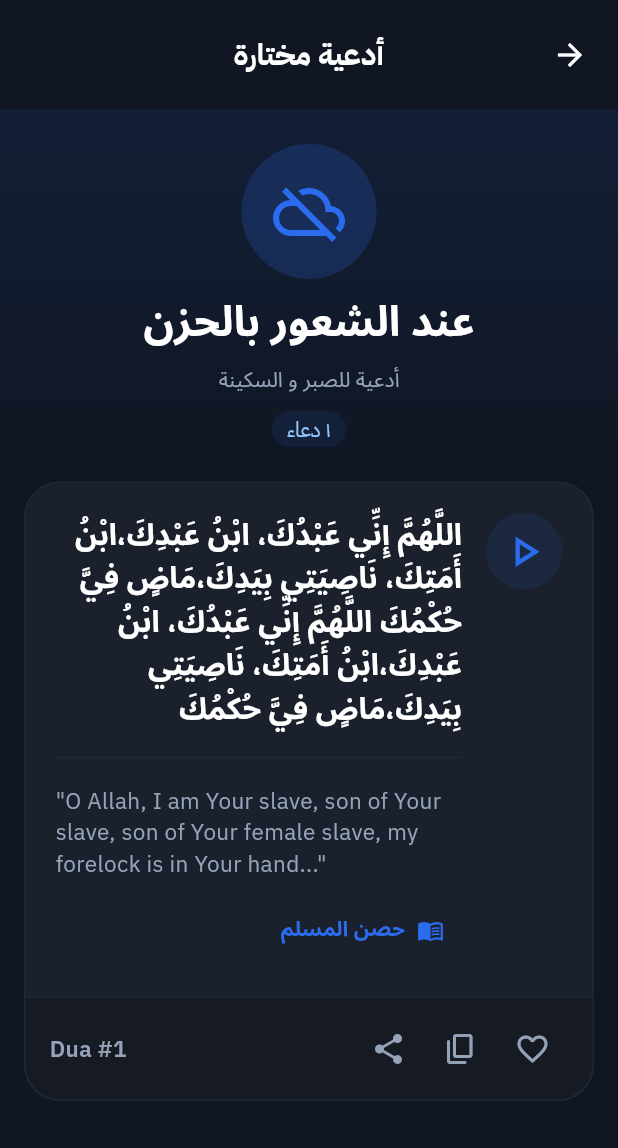
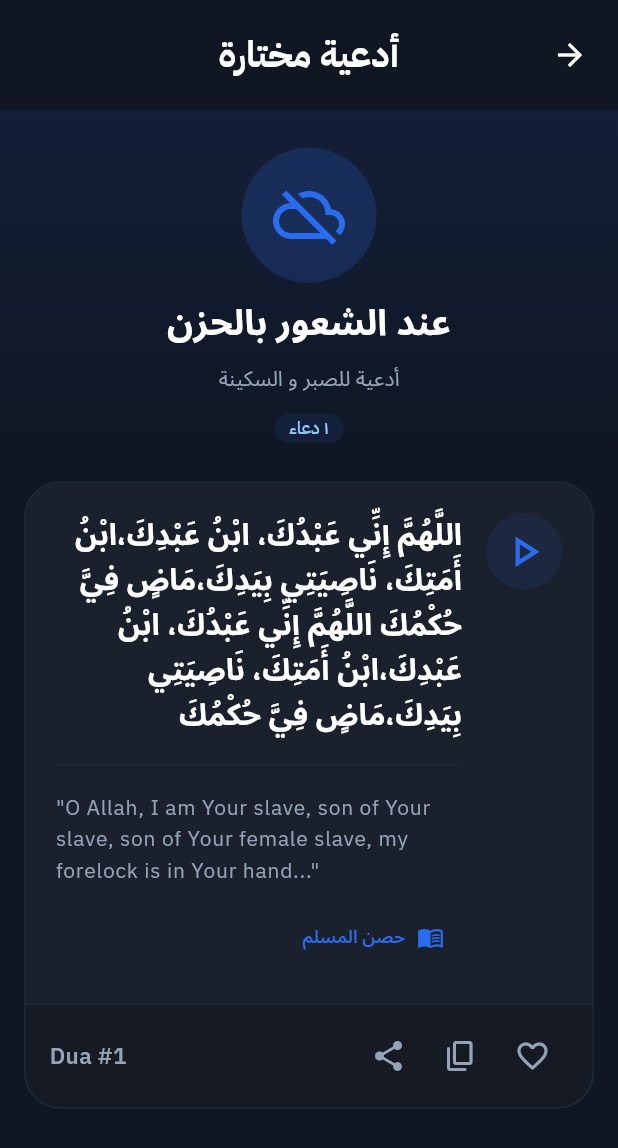
Before and after one commit to 3DPixels/project_azkar, a Flutter app: the screen it shows after launch, after a tap on "عرض الكل", after a tap on the "cloud off" icon, on a phone screen of 412 x 824 dp. Shown: the top 1148 px of the screen. Run offline on Flutter 3.47's test engine with Material 3 defaults, Android fonts, the phone set to English and light mode, and no system bars; our stand-ins replace equatable, flutter_bloc, shared_preferences.

Commit message:
- Updated dark theme with more granular text styles (labels, body, and titles). - Refactored various widgets to use theme-based typography instead of hardcoded styles. - Enhanced home page layout and prayer time status icons. - Improved `CarouselView` in prayers page with a gradient overlay and adjusted sizing. - Cleaned up text colors and font weights across mood details and azkar grids.

```diff
--- a/lib/pages/home/home_azkar_grid.dart
+++ b/lib/pages/home/home_azkar_grid.dart
@@ -14,6 +14,7 @@
 
 class HomeAzkarGrid extends StatelessWidget {
   const HomeAzkarGrid({super.key});
+
   // night prayers HSL Background gradient 208 20 17 100%
   // night prayers HSL Background 233 23 15 100%
   // night prayers HSL 234 89 74 100%
@@ -136,18 +137,8 @@
             child: Icon(icon, color: palette.iconColor, size: 24),
           ),
           SizedBox(height: 10),
-          Text(
-            title,
-            style: const TextStyle(
-              color: Colors.white,
-              fontSize: 20,
-              fontWeight: FontWeight.bold,
-            ),
-          ),
-          Text(
-            subtitle,
-            style: const TextStyle(color: Colors.white70, fontSize: 12),
-          ),
+          Text(title, style: Theme.of(context).textTheme.titleSmall),
+          Text(subtitle, style: TextStyle(color: Color(0xFF9CA3AF))),
         ],
       ),
     );
--- a/lib/pages/home/home_page.dart
+++ b/lib/pages/home/home_page.dart
@@ -21,13 +21,13 @@
             children: [
               Text(
                 'السلام عليكم',
-                style: Theme.of(context).textTheme.headlineSmall,
+                style: Theme.of(context).textTheme.titleLarge,
               ),
               Text(
                 'ربيع الاول، 1447',
                 style: Theme.of(
                   context,
-                ).textTheme.titleMedium?.copyWith(color: Colors.white70),
+                ).textTheme.labelLarge?.copyWith(color: Color(0xFFA0A0A0)),
               ),
             ],
           ),
@@ -38,7 +38,7 @@
             children: [
               Text(
                 'بماذا تشعر اليوم؟',
-                style: Theme.of(context).textTheme.titleLarge,
+                style: Theme.of(context).textTheme.titleMedium,
               ),
               TextButton(child: Text('عرض الكل'), onPressed: () {}),
             ],
@@ -63,7 +63,7 @@
           ),
           Text(
             'الأذكار اليومية',
-            style: Theme.of(context).textTheme.titleLarge,
+            style: Theme.of(context).textTheme.titleMedium,
           ),
           HomeAzkarGrid(),
         ],
--- a/lib/pages/home/summary_card.dart
+++ b/lib/pages/home/summary_card.dart
@@ -60,7 +60,7 @@
                       ),
                       Text(
                         'القاهرة، مصر',
-                        style: Theme.of(context).textTheme.titleMedium
+                        style: Theme.of(context).textTheme.labelMedium
                             ?.copyWith(
                               color: Theme.of(context).colorScheme.primary,
                             ),
@@ -69,7 +69,7 @@
                   ),
                   Text(
                     'صلاة العصر',
-                    style: Theme.of(context).textTheme.headlineMedium,
+                    style: Theme.of(context).textTheme.titleLarge,
                   ),
                 ],
               ),
--- a/lib/pages/home/widgets/mood_container.dart
+++ b/lib/pages/home/widgets/mood_container.dart
@@ -50,7 +50,7 @@
             return detailsPage;
           },
         ),
-        Text(title),
+        Text(title, style: Theme.of(context).textTheme.labelMedium),
       ],
     );
   }
--- a/lib/pages/home/widgets/prayer_time.dart
+++ b/lib/pages/home/widgets/prayer_time.dart
@@ -23,10 +23,26 @@
               ? Colors.transparent
               : Theme.of(context).colorScheme.secondary,
           foregroundColor: Theme.of(context).colorScheme.onSecondary,
-          child: Icon(passed ? Icons.check_circle : Icons.check_circle_outline),
+          child: Icon(
+            currentPrayer
+                ? Icons.access_time
+                : passed
+                ? Icons.check_circle
+                : Icons.check_circle_outline,
+          ),
         ),
-        Text(prayer),
-        Text(prayerTime),
+        Text(
+          prayer,
+          style: Theme.of(context).textTheme.bodyMedium?.copyWith(
+            fontWeight: currentPrayer ? FontWeight.bold : null,
+          ),
+        ),
+        Text(
+          prayerTime,
+          style: Theme.of(context).textTheme.bodyMedium?.copyWith(
+            fontWeight: currentPrayer ? FontWeight.bold : null,
+          ),
+        ),
       ],
     );
   }
--- a/lib/pages/home/widgets/time_remaining.dart
+++ b/lib/pages/home/widgets/time_remaining.dart
@@ -98,15 +98,13 @@
         children: [
           Text(
             'باقي على الأذان',
-            style: Theme.of(
-              context,
-            ).textTheme.bodySmall?.copyWith(color: Colors.white54),
+            style: Theme.of(context).textTheme.labelSmall,
           ),
           Text(
             widget.targetTime == null
                 ? "--:--:--"
                 : _formatDurationToArabic(_duration),
-            style: Theme.of(context).textTheme.titleLarge,
+            style: Theme.of(context).textTheme.labelSmall,
           ),
         ],
       ),
--- a/lib/pages/mood_prayers/mood_details.dart
+++ b/lib/pages/mood_prayers/mood_details.dart
@@ -6,6 +6,7 @@
 
 class MoodDetails extends StatelessWidget {
   final MoodModel mood;
+
   const MoodDetails(this.mood, {super.key});
 
   @override
@@ -56,18 +57,15 @@
                   // SizedBox(height: 10),
                   Text(
                     mood.title,
-                    style: Theme.of(context).textTheme.headlineLarge?.copyWith(
+                    style: Theme.of(context).textTheme.titleLarge?.copyWith(
                       fontFamily: 'NotoSansArabicVar',
-                      fontWeight: FontWeight.bold,
-                      fontSize: 28,
                     ),
                   ),
                   // SizedBox(height: 10),
                   Text(
                     mood.subtitle,
-                    style: Theme.of(context).textTheme.headlineLarge?.copyWith(
+                    style: Theme.of(context).textTheme.bodyLarge?.copyWith(
                       fontFamily: 'NotoSansArabicVar',
-                      fontSize: 14,
                       color: Color(0xFF94A3B8),
                     ),
                   ),
@@ -81,9 +79,8 @@
                     padding: EdgeInsets.symmetric(vertical: 2, horizontal: 10),
                     child: Text(
                       '${supplications.length.toArabic()} دعاء',
-                      style: TextStyle(
+                      style: Theme.of(context).textTheme.labelMedium?.copyWith(
                         color: mood.colorPalette.badgeTextColor,
-                        fontSize: 14,
                       ),
                     ),
                   ),
--- a/lib/pages/mood_prayers/widgets/mood_prayer_card.dart
+++ b/lib/pages/mood_prayers/widgets/mood_prayer_card.dart
@@ -7,6 +7,7 @@
   final Color borderColor;
   final Color bottomColor;
   final Color containerBackgroundColor;
+
   const MoodPrayerCard({
     super.key,
     required this.supplication,
@@ -60,26 +61,26 @@
                     children: [
                       Text(
                         widget.supplication.dua,
-                        style: TextStyle(
-                          fontFamily: 'NotoSansArabicVar',
-                          fontWeight: FontWeight.bold,
-                          fontSize: 20,
-                        ),
+                        style: Theme.of(context).textTheme.titleMedium
+                            ?.copyWith(fontFamily: 'NotoSansArabicVar'),
                       ),
                       Divider(thickness: 1, color: widget.borderColor),
                       Text(
                         widget.supplication.benefit,
                         textDirection: TextDirection.ltr,
-                        style: TextStyle(color: iconsColor, fontSize: 15),
+                        style: Theme.of(
+                          context,
+                        ).textTheme.bodyLarge?.copyWith(color: iconsColor),
                       ),
                       TextButton.icon(
                         onPressed: () {},
                         style: TextButton.styleFrom(
                           foregroundColor: widget.buttonsColor,
-                          textStyle: TextStyle(
-                            fontFamily: 'NotoSansArabicVar',
-                            fontWeight: FontWeight.bold,
-                          ),
+                          textStyle: Theme.of(context).textTheme.bodyMedium
+                              ?.copyWith(
+                                fontFamily: 'NotoSansArabicVar',
+                                fontWeight: FontWeight.w600,
+                              ),
                         ),
                         label: Text(widget.supplication.source),
                         icon: Icon(Icons.menu_book),
--- a/lib/utils/dark_theme.dart
+++ b/lib/utils/dark_theme.dart
@@ -17,14 +17,15 @@
     ),
     fontFamily: 'IbmPlexSansArabic',
     textTheme: const TextTheme(
-      titleLarge: TextStyle(fontSize: 20, fontWeight: FontWeight.bold),
-      titleMedium: TextStyle(fontSize: 18, fontWeight: FontWeight.bold),
-      titleSmall: TextStyle(fontSize: 16, fontWeight: FontWeight.w600),
-      bodyMedium: TextStyle(
-        fontSize: 14,
-        fontWeight: FontWeight.w400,
-        color: AppColors.dsNeutral,
-      ),
+      titleLarge: TextStyle(fontSize: 24, fontWeight: FontWeight.bold),
+      titleMedium: TextStyle(fontSize: 20, fontWeight: FontWeight.bold),
+      titleSmall: TextStyle(fontSize: 18, fontWeight: FontWeight.bold),
+      labelLarge: TextStyle(fontSize: 14, fontWeight: FontWeight.w500),
+      labelMedium: TextStyle(fontSize: 12, fontWeight: FontWeight.w500),
+      labelSmall: TextStyle(fontSize: 12),
+      bodyLarge: TextStyle(fontSize: 14, color: Color(0xFF94A3B8)),
+      bodyMedium: TextStyle(fontSize: 12),
+      bodySmall: TextStyle(fontSize: 10),
     ).apply(bodyColor: Colors.white, displayColor: Colors.white),
     navigationBarTheme: NavigationBarThemeData(
       backgroundColor: AppColors.darkNavBarBackground,
```
Also changed, not shown: lib/pages/prayers/carousel_prayers.dart (+24 -7 lines), lib/pages/prayers/prayers_grid.dart (+10 -2 lines), lib/pages/prayers/prayers_page.dart (+6 -3 lines), pubspec.lock.
